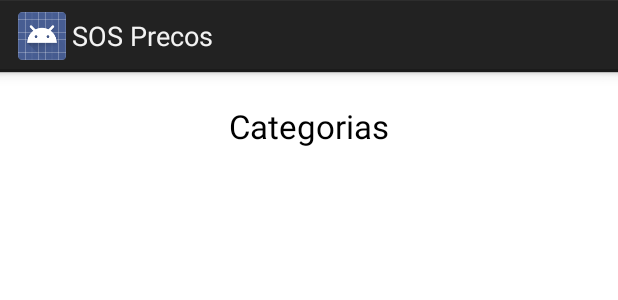
After one commit to andreybrugnera/sos-precos, an Android app: the layout fragment_category.xml on its own in the app's theme, with its tools: preview values and no code run, on a phone screen of 412 x 824 dp. The commit adds this screen. Shown: the top 300 px of the screen. Run offline under Robolectric (Android 15) with nearby library versions, the phone set to English and light mode, and no system bars.

Commit message:
Added fragment manager into main activity

```diff
--- a/app/build.gradle
+++ b/app/build.gradle
@@ -26,6 +26,7 @@ dependencies {
     implementation fileTree(dir: 'libs', include: ['*.jar'])
     implementation 'com.android.support.constraint:constraint-layout:1.0.2'
     implementation 'com.android.support:support-annotations:26.1.0'
+    implementation 'com.android.support:support-v4:26.1.0'
     testImplementation 'junit:junit:4.12'
     androidTestImplementation 'com.android.support.test:runner:1.0.1'
     androidTestImplementation 'com.android.support.test.espresso:espresso-core:3.0.1'
--- /dev/null
+++ b/app/src/main/res/layout/fragment_category.xml
@@ -0,0 +1,41 @@
+<LinearLayout xmlns:android="http://schemas.android.com/apk/res/android"
+    android:layout_width="match_parent"
+    android:layout_height="match_parent"
+    android:background="@color/background_color"
+    android:gravity="center_horizontal"
+    android:orientation="vertical"
+    android:paddingBottom="@dimen/activity_vertical_margin"
+    android:paddingLeft="@dimen/activity_horizontal_margin"
+    android:paddingRight="@dimen/activity_horizontal_margin"
+    android:paddingTop="@dimen/activity_vertical_margin">
+
+    <ProgressBar
+        android:id="@+id/pb_save"
+        style="?android:attr/progressBarStyleLarge"
+        android:layout_width="wrap_content"
+        android:layout_height="wrap_content"
+        android:layout_marginBottom="8dp"
+        android:visibility="gone" />
+
+    <ScrollView
+        android:layout_width="match_parent"
+        android:layout_height="match_parent">
+
+        <LinearLayout
+            android:layout_width="match_parent"
+            android:layout_height="wrap_content"
+            android:orientation="vertical">
+
+            <TextView
+                style="?android:textAppearanceLarge"
+                android:layout_width="match_parent"
+                android:layout_height="wrap_content"
+                android:gravity="center"
+                android:padding="5dp"
+                android:text="@string/categories"
+                android:textColor="@color/label_text_color" />
+
+        </LinearLayout>
+
+    </ScrollView>
+</LinearLayout>
```
Also changed, not shown: app/src/main/java/br/edu/ifspsaocarlos/sosprecos/activity/CategoryFragment.java (added, +27 -0 lines), app/src/main/java/br/edu/ifspsaocarlos/sosprecos/activity/MainActivity.java (+13 -3 lines), app/src/main/res/layout/drawer_layout.xml (+14 -8 lines).
